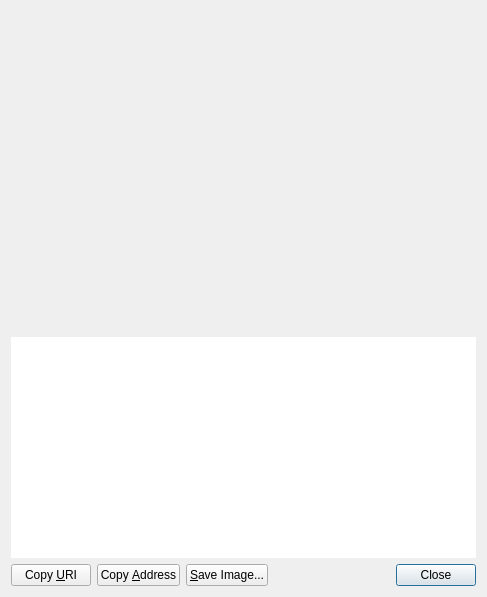
First picture: the form in src/qt/forms/receiverequestdialog.ui, repository beingmsaad/bitcoin_lockstep, before the edit.
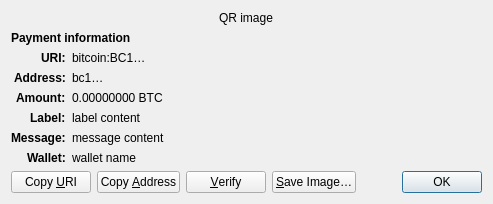
Second picture: the form after the edit. Custom widgets are drawn as their Qt base class.

What changed in the file:
```diff
--- a/src/qt/forms/receiverequestdialog.ui
+++ b/src/qt/forms/receiverequestdialog.ui
@@ -6,60 +6,158 @@
    <rect>
     <x>0</x>
     <y>0</y>
-    <width>487</width>
-    <height>597</height>
+    <width>413</width>
+    <height>229</height>
    </rect>
   </property>
-  <layout class="QVBoxLayout" name="verticalLayout_3">
-   <item>
-    <widget class="QRImageWidget" name="lblQRCode">
-     <property name="sizePolicy">
-      <sizepolicy hsizetype="Expanding" vsizetype="Fixed">
-       <horstretch>0</horstretch>
-       <verstretch>0</verstretch>
-      </sizepolicy>
+  <property name="windowTitle">
+   <string>Request payment to …</string>
+  </property>
+  <layout class="QGridLayout" name="gridLayout" columnstretch="0,1">
+   <property name="sizeConstraint">
+    <enum>QLayout::SetFixedSize</enum>
+   </property>
+   <item row="0" column="0" colspan="2" alignment="Qt::AlignHCenter">
+    <widget class="QRImageWidget" name="qr_code">
+     <property name="text">
+      <string notr="true">QR image</string>
      </property>
-     <property name="minimumSize">
-      <size>
-       <width>300</width>
-       <height>320</height>
-      </size>
+     <property name="textInteractionFlags">
+      <set>Qt::NoTextInteraction</set>
      </property>
-     <property name="toolTip">
-      <string>QR Code</string>
+    </widget>
+   </item>
+   <item row="1" column="0" colspan="2">
+    <widget class="QLabel" name="payment_header">
+     <property name="font">
+      <font>
+       <weight>75</weight>
+       <bold>true</bold>
+      </font>
      </property>
+     <property name="text">
+      <string>Payment information</string>
+     </property>
+     <property name="textInteractionFlags">
+      <set>Qt::NoTextInteraction</set>
+     </property>
+    </widget>
+   </item>
+   <item row="2" column="0" alignment="Qt::AlignRight|Qt::AlignTop">
+    <widget class="QLabel" name="uri_tag">
+     <property name="font">
+      <font>
+       <weight>75</weight>
+       <bold>true</bold>
+      </font>
+     </property>
+     <property name="text">
+      <string notr="true">URI:</string>
+     </property>
      <property name="textFormat">
       <enum>Qt::PlainText</enum>
      </property>
-     <property name="alignment">
-      <set>Qt::AlignCenter</set>
+     <property name="textInteractionFlags">
+      <set>Qt::NoTextInteraction</set>
      </property>
+    </widget>
+   </item>
+   <item row="2" column="1" alignment="Qt::AlignTop">
+    <widget class="QLabel" name="uri_content">
+     <property name="text">
+      <string notr="true">bitcoin:BC1…</string>
+     </property>
+     <property name="textFormat">
+      <enum>Qt::RichText</enum>
+     </property>
      <property name="wordWrap">
       <bool>true</bool>
      </property>
     </widget>
    </item>
-   <item>
-    <widget class="QTextEdit" name="outUri">
-     <property name="sizePolicy">
-      <sizepolicy hsizetype="Expanding" vsizetype="Expanding">
-       <horstretch>0</horstretch>
-       <verstretch>0</verstretch>
-      </sizepolicy>
+   <item row="3" column="0" alignment="Qt::AlignRight|Qt::AlignTop">
+    <widget class="QLabel" name="address_tag">
+     <property name="font">
+      <font>
+       <weight>75</weight>
+       <bold>true</bold>
+      </font>
      </property>
-     <property name="minimumSize">
-      <size>
-       <width>0</width>
-       <height>50</height>
-      </size>
+     <property name="text">
+      <string>Address:</string>
      </property>
-     <property name="frameShape">
-      <enum>QFrame::NoFrame</enum>
+     <property name="textInteractionFlags">
+      <set>Qt::NoTextInteraction</set>
      </property>
-     <property name="frameShadow">
-      <enum>QFrame::Plain</enum>
+    </widget>
+   </item>
+   <item row="3" column="1" alignment="Qt::AlignTop">
+    <widget class="QLabel" name="address_content">
+     <property name="text">
+      <string notr="true">bc1…</string>
      </property>
-     <property name="tabChangesFocus">
+     <property name="textFormat">
+      <enum>Qt::PlainText</enum>
+     </property>
+     <property name="textInteractionFlags">
+      <set>Qt::TextSelectableByMouse</set>
+     </property>
+    </widget>
+   </item>
+   <item row="4" column="0" alignment="Qt::AlignRight|Qt::AlignTop">
+    <widget class="QLabel" name="amount_tag">
+     <property name="font">
+      <font>
+       <weight>75</weight>
+       <bold>true</bold>
+      </font>
+     </property>
+     <property name="text">
+      <string>Amount:</string>
+     </property>
+     <property name="textInteractionFlags">
+      <set>Qt::NoTextInteraction</set>
+     </property>
+    </widget>
+   </item>
+   <item row="4" column="1" alignment="Qt::AlignTop">
+    <widget class="QLabel" name="amount_content">
+     <property name="text">
+      <string notr="true">0.00000000 BTC</string>
+     </property>
+     <property name="textFormat">
+      <enum>Qt::PlainText</enum>
+     </property>
+     <property name="textInteractionFlags">
+      <set>Qt::TextSelectableByMouse</set>
+     </property>
+    </widget>
+   </item>
+   <item row="5" column="0" alignment="Qt::AlignRight|Qt::AlignTop">
+    <widget class="QLabel" name="label_tag">
+     <property name="font">
+      <font>
+       <weight>75</weight>
+       <bold>true</bold>
+      </font>
+     </property>
+     <property name="text">
+      <string>Label:</string>
+     </property>
+     <property name="textInteractionFlags">
+      <set>Qt::NoTextInteraction</set>
+     </property>
+    </widget>
+   </item>
+   <item row="5" column="1" alignment="Qt::AlignTop">
+    <widget class="QLabel" name="label_content">
+     <property name="text">
+      <string notr="true">label content</string>
+     </property>
+     <property name="textFormat">
+      <enum>Qt::PlainText</enum>
+     </property>
+     <property name="wordWrap">
       <bool>true</bool>
      </property>
      <property name="textInteractionFlags">
@@ -67,7 +165,71 @@
      </property>
     </widget>
    </item>
-   <item>
+   <item row="6" column="0" alignment="Qt::AlignRight|Qt::AlignTop">
+    <widget class="QLabel" name="message_tag">
+     <property name="font">
+      <font>
+       <weight>75</weight>
+       <bold>true</bold>
+      </font>
+     </property>
+     <property name="text">
+      <string>Message:</string>
+     </property>
+     <property name="textInteractionFlags">
+      <set>Qt::NoTextInteraction</set>
+     </property>
+    </widget>
+   </item>
+   <item row="6" column="1" alignment="Qt::AlignTop">
+    <widget class="QLabel" name="message_content">
+     <property name="text">
+      <string notr="true">message content</string>
+     </property>
+     <property name="textFormat">
+      <enum>Qt::PlainText</enum>
+     </property>
+     <property name="wordWrap">
+      <bool>true</bool>
+     </property>
+     <property name="textInteractionFlags">
+      <set>Qt::TextSelectableByMouse</set>
+     </property>
+    </widget>
+   </item>
+   <item row="7" column="0" alignment="Qt::AlignRight|Qt::AlignTop">
+    <widget class="QLabel" name="wallet_tag">
+     <property name="font">
+      <font>
+       <weight>75</weight>
+       <bold>true</bold>
+      </font>
+     </property>
+     <property name="text">
+      <string>Wallet:</string>
+     </property>
+     <property name="textInteractionFlags">
+      <set>Qt::NoTextInteraction</set>
+     </property>
+    </widget>
+   </item>
+   <item row="7" column="1" alignment="Qt::AlignTop">
+    <widget class="QLabel" name="wallet_content">
+     <property name="text">
+      <string notr="true">wallet name</string>
+     </property>
+     <property name="textFormat">
+      <enum>Qt::PlainText</enum>
+     </property>
+     <property name="wordWrap">
+      <bool>true</bool>
+     </property>
+     <property name="textInteractionFlags">
+      <set>Qt::TextSelectableByMouse</set>
+     </property>
+    </widget>
+   </item>
+   <item row="8" column="0" colspan="2">
     <layout class="QHBoxLayout" name="horizontalLayout">
      <item>
       <widget class="QPushButton" name="btnCopyURI">
@@ -89,10 +251,23 @@
        </property>
       </widget>
      </item>
+     <item>
+      <widget class="QPushButton" name="btnVerify">
+       <property name="text">
+        <string>&amp;Verify</string>
+       </property>
+       <property name="toolTip">
+        <string>Verify this address on e.g. a hardware wallet screen</string>
+       </property>
+       <property name="autoDefault">
+        <bool>false</bool>
+       </property>
+      </widget>
+     </item>
      <item>
       <widget class="QPushButton" name="btnSaveAs">
        <property name="text">
-        <string>&amp;Save Image...</string>
+        <string>&amp;Save Image…</string>
        </property>
        <property name="autoDefault">
         <bool>false</bool>
@@ -115,7 +290,7 @@
      <item>
       <widget class="QDialogButtonBox" name="buttonBox">
        <property name="standardButtons">
-        <set>QDialogButtonBox::Close</set>
+        <set>QDialogButtonBox::Ok</set>
        </property>
       </widget>
      </item>
```
Left out of the diff: 38 changed lines with no effect on the pictures.
